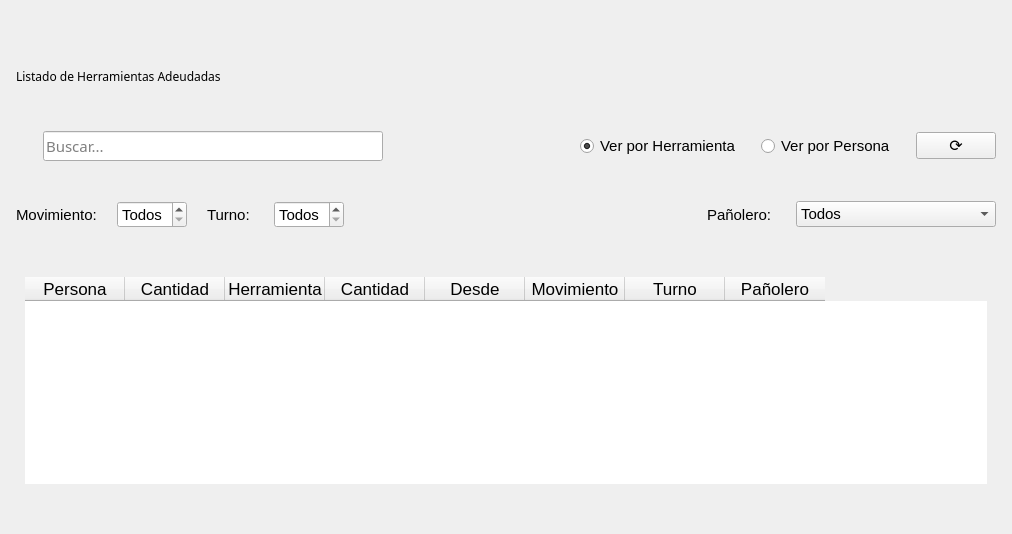
Before: the Qt Designer form blustock/ui/screens_uis/deudas.ui in MaxAPBusiness/Blustock, drawn with Qt 5.
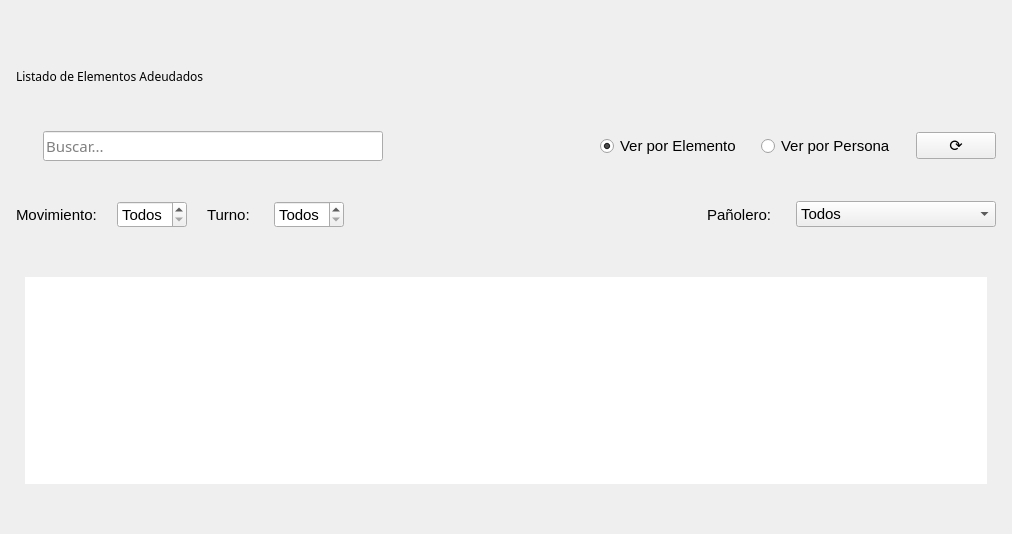
After: the same form once the commit is applied. The open tabs and pages were chosen to show the change. Icons and pictures are not drawn.

Diff of the .ui file:
```diff
--- a/blustock/ui/screens_uis/deudas.ui
+++ b/blustock/ui/screens_uis/deudas.ui
@@ -57,7 +57,7 @@
         </font>
        </property>
        <property name="text">
-        <string>Listado de Herramientas Adeudadas</string>
+        <string>Listado de Elementos Adeudados</string>
        </property>
       </widget>
      </item>
@@ -130,7 +130,7 @@
           </font>
          </property>
          <property name="text">
-          <string>Ver por Herramienta</string>
+          <string>Ver por Elemento</string>
          </property>
          <property name="checked">
           <bool>true</bool>
@@ -430,7 +430,7 @@
             <bool>false</bool>
            </property>
            <attribute name="horizontalHeaderVisible">
-            <bool>true</bool>
+            <bool>false</bool>
            </attribute>
            <attribute name="horizontalHeaderHighlightSections">
             <bool>true</bool>
@@ -460,7 +460,7 @@
            </column>
            <column>
             <property name="text">
-             <string>Herramienta</string>
+             <string>Elemento</string>
             </property>
             <property name="font">
              <font>
```
Left out of the diff: 4 changed lines with no effect on the pictures.
